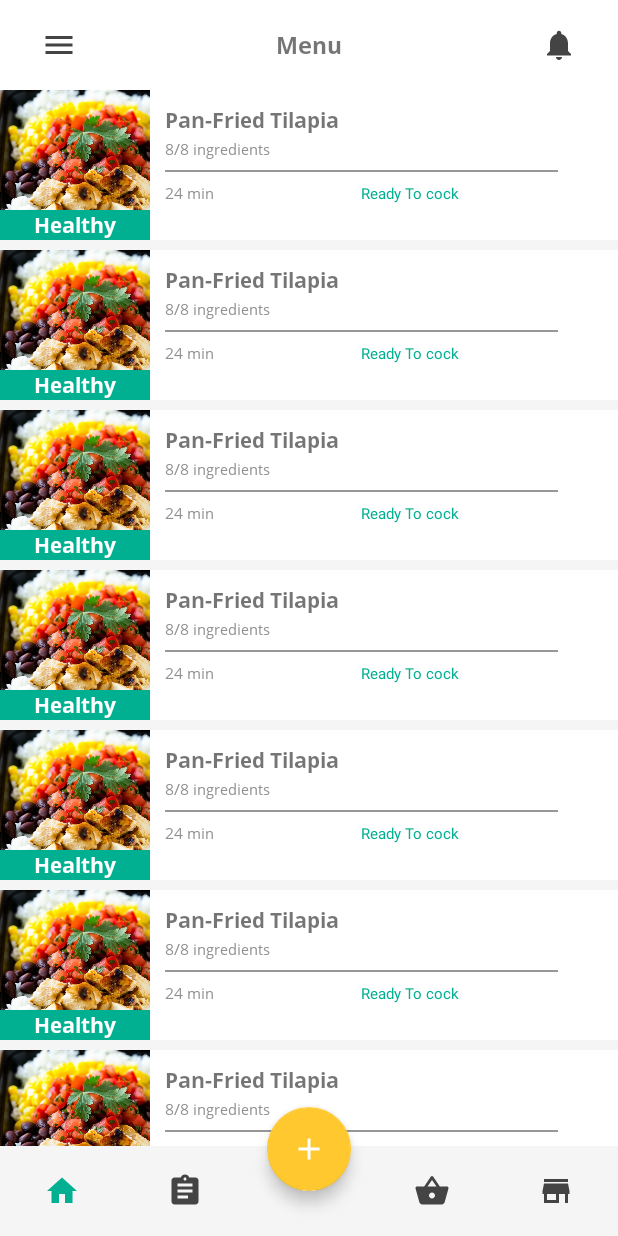
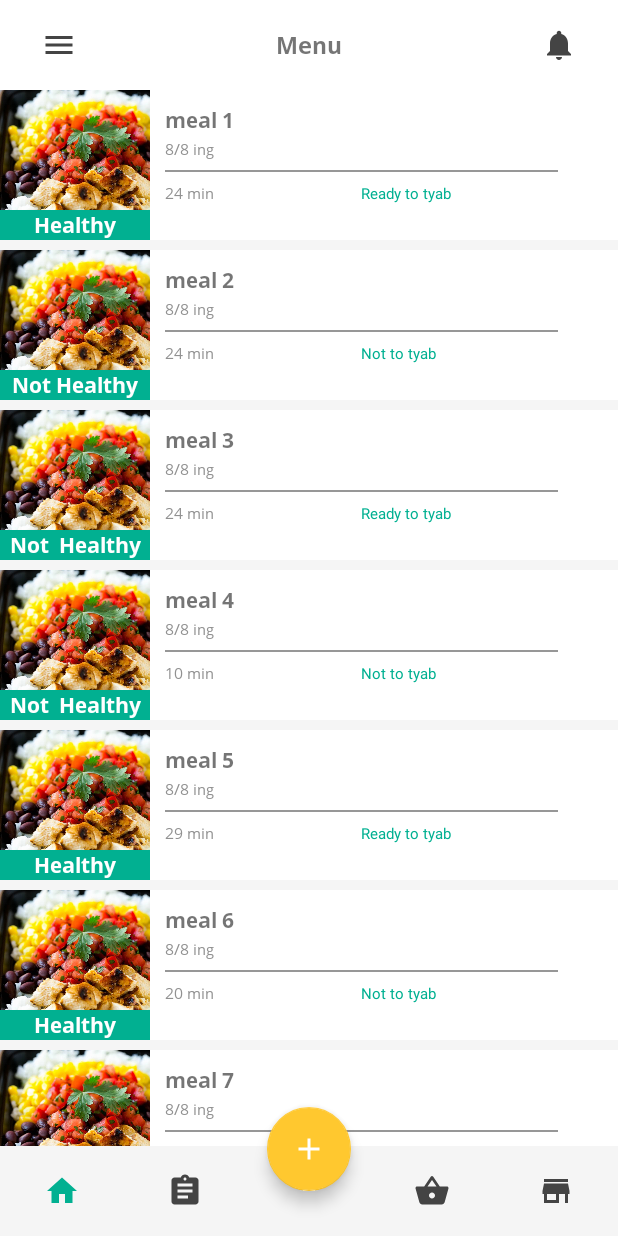
Before and after one commit to ikerfah/Junction2019, an Android app: the screen it shows after launch (MainActivity), on a phone screen of 412 x 824 dp. Run offline under Robolectric (Android 15) with nearby library versions, the phone set to English and light mode, and no system bars; our stand-ins replace data binding.

Commit message:
Add databinding to item meal

```diff
--- a/app/src/main/java/com/ikerfah/junction2019/MainActivity.kt
+++ b/app/src/main/java/com/ikerfah/junction2019/MainActivity.kt
@@ -1,9 +1,9 @@
 package com.ikerfah.junction2019
 
 import android.graphics.Rect
-import androidx.appcompat.app.AppCompatActivity
 import android.os.Bundle
 import android.view.View
+import androidx.appcompat.app.AppCompatActivity
 import androidx.databinding.DataBindingUtil
 import androidx.recyclerview.widget.LinearLayoutManager
 import androidx.recyclerview.widget.RecyclerView
@@ -11,25 +11,26 @@ import com.ikerfah.junction2019.databinding.ActivityMainBinding
 
 class MainActivity : AppCompatActivity() {
 
-    private lateinit var mBinding:ActivityMainBinding
+    private lateinit var mBinding: ActivityMainBinding
     override fun onCreate(savedInstanceState: Bundle?) {
         super.onCreate(savedInstanceState)
         mBinding = DataBindingUtil.setContentView(this, R.layout.activity_main)
 
         var adapter = MealAdapter(
             arrayListOf(
-                Meal("meal 1"),
-                Meal("meal 2"),
-                Meal("meal 3"),
-                Meal("meal 4"),
-                Meal("meal 5"),
-                Meal("meal 6"),
-                Meal("meal 7"),
-                Meal("meal 8")
+                Meal("meal 1", "8/8 ing", "24 min", "Ready to tyab", "Healthy"),
+                Meal("meal 2", "8/8 ing", "24 min", "Not to tyab", "Not Healthy"),
+                Meal("meal 3", "8/8 ing", "24 min", "Ready to tyab", "Not  Healthy"),
+                Meal("meal 4", "8/8 ing", "10 min", "Not to tyab", "Not  Healthy"),
+                Meal("meal 5", "8/8 ing", "29 min", "Ready to tyab", "Healthy"),
+                Meal("meal 6", "8/8 ing", "20 min", "Not to tyab", "Healthy"),
+                Meal("meal 7", "8/8 ing", "5 min", "Ready to tyab", "Not Healthy"),
+                Meal("meal 8", "8/8 ing", "64 min", "Ready to tyab", "Healthy")
             )
         )
 
-        mBinding.recycler.layoutManager = LinearLayoutManager(this,LinearLayoutManager.VERTICAL,false)
+        mBinding.recycler.layoutManager =
+            LinearLayoutManager(this, LinearLayoutManager.VERTICAL, false)
         mBinding.recycler.adapter = adapter
 
         mBinding.recycler.addItemDecoration(object : RecyclerView.ItemDecoration() {
--- a/app/src/main/java/com/ikerfah/junction2019/Meal.kt
+++ b/app/src/main/java/com/ikerfah/junction2019/Meal.kt
@@ -1,7 +1,11 @@
 package com.ikerfah.junction2019
 
 data class Meal(
-    var name: String? = null
+    var name: String? = null,
+    var ingredients: String? = null,
+    var duration: String? = null,
+    var state: String? = null,
+    var foodType: String? = null
 
 ) {
 
--- a/app/src/main/res/layout/item_meal.xml
+++ b/app/src/main/res/layout/item_meal.xml
@@ -35,7 +35,7 @@
                 android:background="@color/healthyColor"
                 android:fontFamily="@font/open_sans_bold"
                 android:gravity="center"
-                android:text="Healthy"
+                android:text="@{meal.foodType,default=HEALTHY}"
                 android:textColor="#fff"
                 app:layout_constraintBottom_toBottomOf="parent"
                 app:layout_constraintLeft_toLeftOf="parent"
@@ -54,7 +54,7 @@
                 android:layout_width="match_parent"
                 android:layout_height="wrap_content"
                 android:fontFamily="@font/open_sans_bold"
-                android:text="Pan-Fried Tilapia " />
+                android:text="@{meal.name,default=Pan_Fried_Tilapia}" />
 
             <androidx.appcompat.widget.AppCompatTextView
                 android:layout_width="match_parent"
@@ -62,8 +62,9 @@
                 android:fontFamily="@font/open_sans"
                 android:layout_marginTop="2dp"
                 android:textColor="#919191"
+
                 android:textSize="10sp"
-                android:text="8/8 ingredients" />
+                android:text="@{meal.ingredients,default=ingredients}" />
 
             <View
                 android:layout_width="match_parent"
@@ -84,7 +85,7 @@
                     android:textSize="10sp"
                     android:textColor="#919191"
                     android:fontFamily="@font/open_sans"
-                    android:text="24 min "
+                    android:text="@{meal.duration,default=min}"
                     />
 
                 <androidx.appcompat.widget.AppCompatTextView
@@ -94,7 +95,7 @@
                     android:textSize="10sp"
                     android:textColor="#01b091"
                     android:gravity="start"
-                    android:text="Ready To cock"
+                    android:text="@{meal.state,default=ready}"
                     />
             </androidx.appcompat.widget.LinearLayoutCompat>
         </androidx.appcompat.widget.LinearLayoutCompat>
--- a/app/src/main/res/values/strings.xml
+++ b/app/src/main/res/values/strings.xml
@@ -2,4 +2,5 @@
     <string name="app_name">Junction2019</string>
     <string name="main_title">Menu</string>
     <string name="main_welcome_msg">Hi <font color='#01b091'>KERFAH</font>\nHare are some ideas for\n your next meal</string>
+
 </resources>
```
